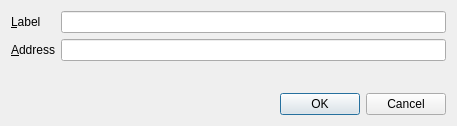
This is src/qt/forms/editaddressdialog.ui in xming/carpediemcoin as Qt 5 draws it before an edit. The edited form follows.
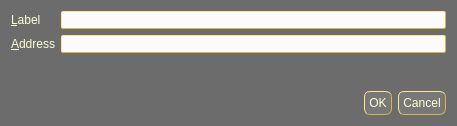
This is the edited form. Icons and pictures are not drawn.

What changed in the file:
```diff
--- a/src/qt/forms/editaddressdialog.ui
+++ b/src/qt/forms/editaddressdialog.ui
@@ -13,6 +13,13 @@
   <property name="windowTitle">
    <string>Edit Address</string>
   </property>
+  <property name="windowIcon">
+   <iconset resource="../carpediemcoin.qrc">
+    <normaloff>:/icons/toolbar</normaloff>:/icons/toolbar</iconset>
+  </property>
+  <property name="styleSheet">
+   <string notr="true">QWidget {background-color: #6C6C6C; color: #FFFFD3 } QPushButton { background-color: #787878; color: #FFFFD3; border-style:outset; border-color: #dcb540; border-width: 1px; border-radius: 6px; padding: 4px} QPushButton::hover { background-color: #6C6C6C; color: #FFFFD3; border-style:outset; border-color: #dcb540; border-width: 1px; border-radius: 6px; padding: 4px}  QPushButton::pressed {background-color: #FBFBFB; color: #E5990C; border-style:outset; border-color: #DCB540; border-radius: 6px; padding: 4px} QLabel {color: #FFFFD3} QLineEdit {background-color: #FBFBFB; color: #E5990C; border-style:outset; border-color: #dcb540; border-width: 1px; border-radius: 2px; padding: 0px}</string>
+  </property>
   <layout class="QVBoxLayout" name="verticalLayout">
    <item>
     <layout class="QFormLayout" name="formLayout">
@@ -34,6 +41,9 @@
        <property name="toolTip">
         <string>The label associated with this address book entry</string>
        </property>
+       <property name="styleSheet">
+        <string notr="true"/>
+       </property>
       </widget>
      </item>
      <item row="1" column="0">
@@ -51,12 +61,18 @@
        <property name="toolTip">
         <string>The address associated with this address book entry. This can only be modified for sending addresses.</string>
        </property>
+       <property name="styleSheet">
+        <string notr="true"/>
+       </property>
       </widget>
      </item>
     </layout>
    </item>
    <item>
     <widget class="QDialogButtonBox" name="buttonBox">
+     <property name="styleSheet">
+      <string notr="true"/>
+     </property>
      <property name="orientation">
       <enum>Qt::Horizontal</enum>
      </property>
```
Left out of the diff: 4 changed lines with no effect on the pictures.
